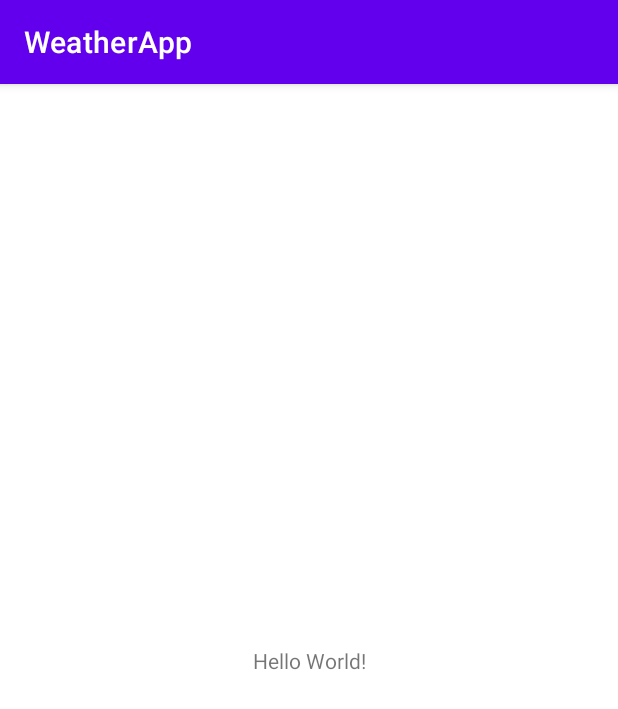
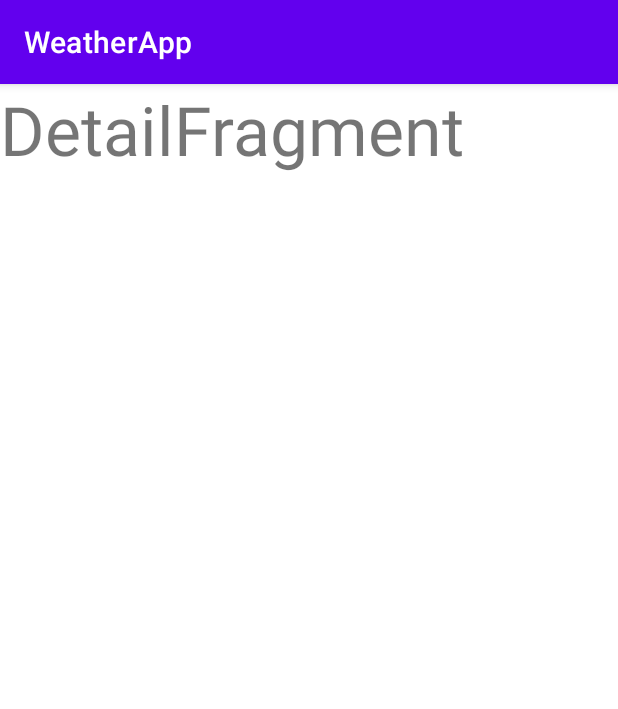
Before and after one commit to ilsave/WeatherDemo, an Android app: the screen it shows after launch (MainActivity), on a phone screen of 412 x 824 dp. Shown: the top 709 px of the screen. Run offline under Robolectric (Android 15) with nearby library versions, the phone set to English and light mode, and no system bars.

Commit message:
add Navigation Component

```diff
--- a/app/src/main/res/layout/activity_main.xml
+++ b/app/src/main/res/layout/activity_main.xml
@@ -6,13 +6,17 @@
     android:layout_height="match_parent"
     tools:context=".MainActivity">
 
-    <TextView
-        android:layout_width="wrap_content"
-        android:layout_height="wrap_content"
-        android:text="Hello World!"
+    <androidx.fragment.app.FragmentContainerView
+        android:id="@+id/nav_host_fragment"
+        android:name="androidx.navigation.fragment.NavHostFragment"
+        android:layout_width="0dp"
+        android:layout_height="0dp"
+        app:layout_constraintLeft_toLeftOf="parent"
+        app:layout_constraintRight_toRightOf="parent"
+        app:layout_constraintTop_toTopOf="parent"
         app:layout_constraintBottom_toBottomOf="parent"
-        app:layout_constraintEnd_toEndOf="parent"
-        app:layout_constraintStart_toStartOf="parent"
-        app:layout_constraintTop_toTopOf="parent" />
+
+        app:defaultNavHost="true"
+        app:navGraph="@navigation/app_nav_graph" />
 
 </androidx.constraintlayout.widget.ConstraintLayout>
--- /dev/null
+++ b/app/src/main/res/navigation/app_nav_graph.xml
@@ -0,0 +1,13 @@
+<?xml version="1.0" encoding="utf-8"?>
+<navigation xmlns:android="http://schemas.android.com/apk/res/android"
+    xmlns:app="http://schemas.android.com/apk/res-auto"
+    android:id="@+id/app_nav_graph"
+    app:startDestination="@id/feature_detail_nav_graph">
+
+    <include app:graph="@navigation/feature_detail_nav_graph" />
+
+    <include app:graph="@navigation/feature_favorite_nav_graph" />
+
+    <include app:graph="@navigation/feature_search_nav_graph" />
+
+</navigation>
--- /dev/null
+++ b/feature_detail/src/main/java/ru/gushchin/feature_detail/presentation/DetailFragment.kt
@@ -0,0 +1,35 @@
+package ru.gushchin.feature_detail.presentation
+
+import android.os.Bundle
+import androidx.fragment.app.Fragment
+import android.view.LayoutInflater
+import android.view.View
+import android.view.ViewGroup
+import ru.gushchin.feature_detail.R
+
+
+class DetailFragment : Fragment() {
+
+    override fun onCreate(savedInstanceState: Bundle?) {
+        super.onCreate(savedInstanceState)
+
+    }
+
+    override fun onCreateView(
+        inflater: LayoutInflater, container: ViewGroup?,
+        savedInstanceState: Bundle?
+    ): View? {
+        // Inflate the layout for this fragment
+        return inflater.inflate(R.layout.fragment_detail, container, false)
+    }
+
+    companion object {
+//        fun newInstance(param1: String, param2: String) =
+//            DetailFragment().apply {
+//                arguments = Bundle().apply {
+//                    putString(ARG_PARAM1, param1)
+//                    putString(ARG_PARAM2, param2)
+//                }
+//            }
+    }
+}
--- /dev/null
+++ b/feature_detail/src/main/res/layout/fragment_detail.xml
@@ -0,0 +1,14 @@
+<?xml version="1.0" encoding="utf-8"?>
+<FrameLayout xmlns:android="http://schemas.android.com/apk/res/android"
+    xmlns:tools="http://schemas.android.com/tools"
+    android:layout_width="match_parent"
+    android:layout_height="match_parent"
+    tools:context=".presentation.DetailFragment">
+
+    <TextView
+        android:layout_width="wrap_content"
+        android:layout_height="wrap_content"
+        android:text="DetailFragment"
+        android:textSize="45sp"/>
+
+</FrameLayout>
--- /dev/null
+++ b/feature_detail/src/main/res/navigation/feature_detail_nav_graph.xml
@@ -0,0 +1,16 @@
+<?xml version="1.0" encoding="utf-8"?>
+<navigation xmlns:android="http://schemas.android.com/apk/res/android"
+    xmlns:app="http://schemas.android.com/apk/res-auto"
+    xmlns:tools="http://schemas.android.com/tools"
+    android:id="@+id/feature_detail_nav_graph"
+    app:startDestination="@id/detailFragment">
+
+    <fragment
+        android:id="@+id/detailFragment"
+        android:name="ru.gushchin.feature_detail.presentation.DetailFragment"
+        android:label="fragment_detail"
+        tools:layout="@layout/fragment_detail" >
+        <deepLink
+            app:uri="android-app://example.google.app/detail_fragment" />
+    </fragment>
+</navigation>
--- /dev/null
+++ b/feature_detail/src/main/res/values/strings.xml
@@ -0,0 +1,4 @@
+<resources>
+    <!-- TODO: Remove or change this placeholder text -->
+    <string name="hello_blank_fragment">Hello blank fragment</string>
+</resources>
--- /dev/null
+++ b/feature_favorite/src/main/res/navigation/feature_favorite_nav_graph.xml
@@ -0,0 +1,17 @@
+<?xml version="1.0" encoding="utf-8"?>
+<navigation xmlns:android="http://schemas.android.com/apk/res/android"
+    xmlns:app="http://schemas.android.com/apk/res-auto"
+    xmlns:tools="http://schemas.android.com/tools"
+    android:id="@+id/feature_favorite_nav_graph"
+    app:startDestination="@id/favoriteListFragment">
+
+    <fragment
+        android:id="@+id/favoriteListFragment"
+        android:name="ru.gushchin.feature_favorite.presentation.FavoriteListFragment"
+        android:label="fragment_favorite_list"
+        tools:layout="@layout/fragment_favorite_list">
+        <deepLink
+            app:uri="android-app://example.google.app/favorite_list_fragment" />
+    </fragment>
+
+</navigation>
--- /dev/null
+++ b/feature_favorite/src/main/res/values/strings.xml
@@ -0,0 +1,4 @@
+<resources>
+    <!-- TODO: Remove or change this placeholder text -->
+    <string name="hello_blank_fragment">Hello blank fragment</string>
+</resources>
--- /dev/null
+++ b/feature_search/src/main/res/navigation/feature_search_nav_graph.xml
@@ -0,0 +1,17 @@
+<?xml version="1.0" encoding="utf-8"?>
+<navigation xmlns:android="http://schemas.android.com/apk/res/android"
+    xmlns:app="http://schemas.android.com/apk/res-auto"
+    xmlns:tools="http://schemas.android.com/tools"
+    android:id="@+id/feature_search_nav_graph"
+    app:startDestination="@id/searchFragment">
+
+    <fragment
+        android:id="@+id/searchFragment"
+        android:name="ru.gushchin.feature_search.presentation.SearchFragment"
+        android:label="fragment_search"
+        tools:layout="@layout/fragment_search">
+    <deepLink
+        app:uri="android-app://example.google.app/search_fragment" />
+    </fragment>
+
+</navigation>
--- /dev/null
+++ b/feature_search/src/main/res/values/strings.xml
@@ -0,0 +1,4 @@
+<resources>
+    <!-- TODO: Remove or change this placeholder text -->
+    <string name="hello_blank_fragment">Hello blank fragment</string>
+</resources>
```
Also changed, not shown: app/build.gradle (+13 -0 lines), app/src/main/java/ru/gushchin/weatherapp/MainActivity.kt (+11 -0 lines), feature_detail/build.gradle (+9 -0 lines), feature_favorite/build.gradle (+9 -0 lines), feature_favorite/src/main/java/ru/gushchin/feature_favorite/presentation/FavoriteListFragment.kt (added, +35 -0 lines), feature_favorite/src/main/res/layout/fragment_favorite_list.xml (added, +14 -0 lines), feature_search/build.gradle (+9 -0 lines), feature_search/src/main/java/ru/gushchin/feature_search/presentation/SearchFragment.kt (added, +44 -0 lines), feature_search/src/main/res/layout/fragment_search.xml (added, +14 -0 lines).
